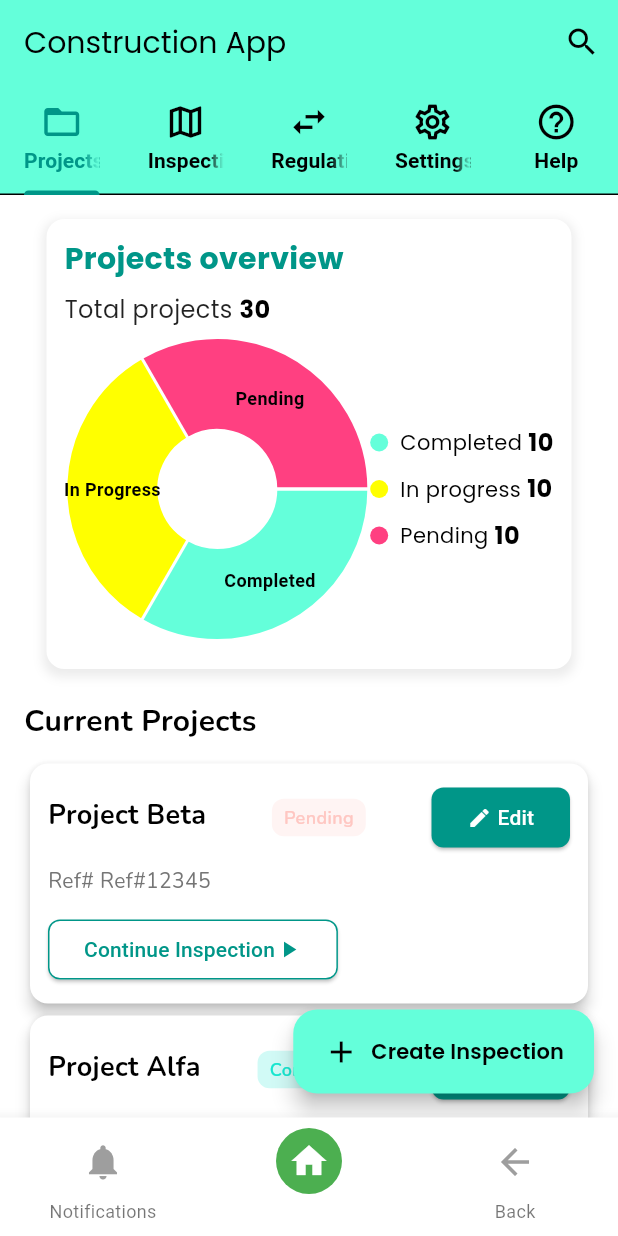
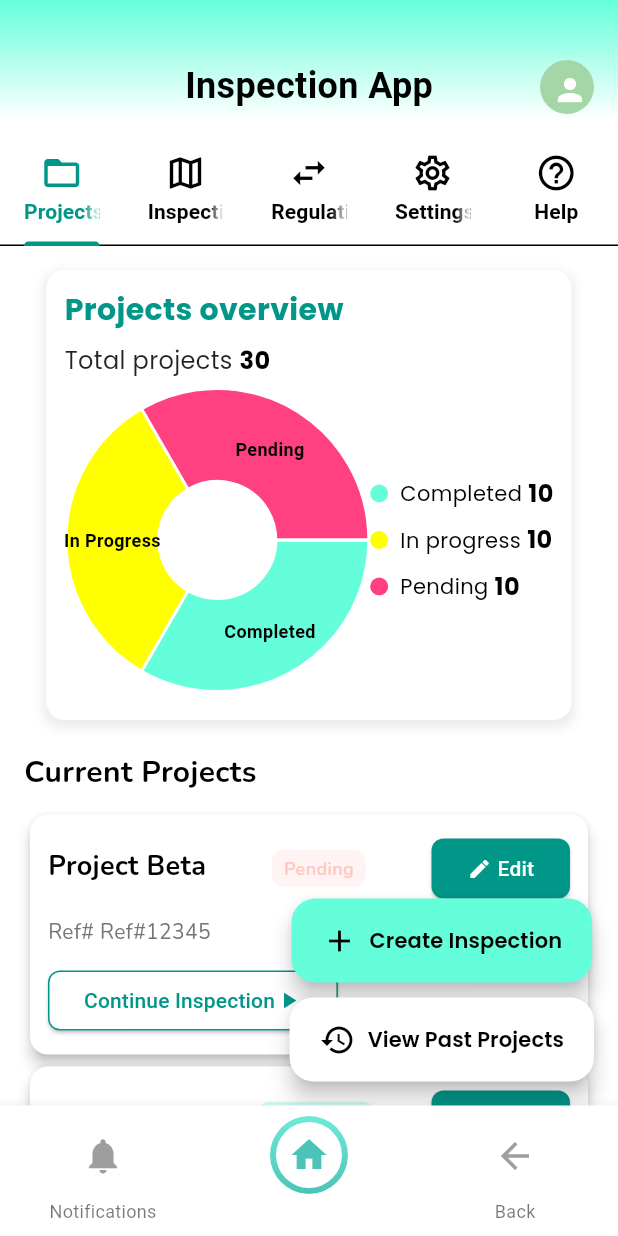
Before and after one commit to shayan5522/ConstructionAppNew, a Flutter app: the screen it shows after launch, on a phone screen of 412 x 824 dp. Run offline on Flutter 3.47's test engine with Material 3 defaults, Android fonts, the phone set to English and light mode, and no system bars; drawn by our look-alikes of fl_chart; our stand-ins replace device_preview, get, google_fonts; Roboto replaces fonts that are missing (Metamorphous).

Commit message:
project_screen_updated

```diff
--- a/lib/Screens/BottomBarScreens/home_screen.dart
+++ b/lib/Screens/BottomBarScreens/home_screen.dart
@@ -1,6 +1,6 @@
 import 'package:constructionapp/Screens/ProjectScreens/project_main_screen.dart';
 import 'package:flutter/material.dart';
-import '../../CustomWidgets/custom_text_widget.dart';
+import 'package:google_fonts/google_fonts.dart';
 
 class HomeScreen extends StatelessWidget {
   const HomeScreen({super.key});
@@ -11,15 +11,53 @@ class HomeScreen extends StatelessWidget {
       length: 5,
       child: Scaffold(
         backgroundColor: Colors.white,
-        appBar: AppBar(
-          backgroundColor: Colors.tealAccent,
-          automaticallyImplyLeading: false,
-          title: const CustomTextWidget(text: 'Construction App',fontSize: 20,),
-          actions: [
-            IconButton(icon: const Icon(Icons.search), onPressed: () {  },),
+        body: Column(
+          children: [
+            Stack(
+              clipBehavior: Clip.none,
+              children: [
+                Container(
+                  height: 80,
+                  decoration: const BoxDecoration(
+                    gradient: LinearGradient(
+                      colors: [Colors.tealAccent, Colors.white],
+                      begin: Alignment.topCenter,
+                      end: Alignment.bottomCenter,
+                    ),
+                  ),
+                ),
+                Positioned(
+                  top: 40,
+                  left: 0,
+                  right: 0,
+                  child: Center(
+                    child: Text(
+                      "Inspection App",
+                      style: GoogleFonts.metamorphous(
+                        fontSize: 24,
+                        fontWeight: FontWeight.bold,
+                        color: Colors.black,
+                      ),
+                    ),
+                  ),
+                ),
+                Positioned(
+                  right: 16,
+                  top: 40,
+                  child: CircleAvatar(
+                    backgroundColor: Colors.green.shade200,
+                    radius: 18,
+                    child:  IconButton(
+                      color: Colors.white,
+                      onPressed: (){ },
+                      icon: const Icon(Icons.person),
+                    ),
+                  ),
+                ),
               ],
-          elevation: 0,
-          bottom: const TabBar(
+            ),
+            const SizedBox(height: 10,),
+            const TabBar(
               indicatorColor: Colors.teal,
               labelColor: Colors.teal,
               unselectedLabelColor: Colors.black,
@@ -47,8 +85,8 @@ class HomeScreen extends StatelessWidget {
                 ),
               ],
             ),
-        ),
-        body: const TabBarView(
+            const Expanded(
+              child: TabBarView(
                 children: [
                   ProjectsScreen(),
                   Center(child: Text("Inspections Tab Content")),
@@ -58,6 +96,9 @@ class HomeScreen extends StatelessWidget {
                 ],
               ),
             ),
+          ],
+        ),
+      ),
     );
   }
 }
--- a/lib/Screens/ProjectScreens/project_main_screen.dart
+++ b/lib/Screens/ProjectScreens/project_main_screen.dart
@@ -55,14 +55,17 @@ class ProjectsScreen extends StatelessWidget {
           ],
         ),
       ),
-      floatingActionButton: FloatingActionButton.extended(
+      floatingActionButton: Column(
+        mainAxisSize: MainAxisSize.min,
+        children: [
+          FloatingActionButton.extended(
             backgroundColor: Colors.tealAccent,
             onPressed: () {
               Get.to(const SurveyPage());
             },
             label: const Row(
               children: [
-            Icon(Icons.add,color: Colors.black,),
+                Icon(Icons.add, color: Colors.black),
                 SizedBox(width: 8),
                 CustomTextWidget(
                   text: 'Create Inspection',
@@ -72,6 +75,26 @@ class ProjectsScreen extends StatelessWidget {
               ],
             ),
           ),
+          const SizedBox(height: 10),
+          FloatingActionButton.extended(
+            backgroundColor: Colors.white,
+            onPressed: () {},
+            label: const Row(
+              children: [
+                Icon(Icons.history, color: Colors.black),
+                SizedBox(width: 8),
+                CustomTextWidget(
+                  text: 'View Past Projects',
+                  fontSize: 14,
+                  fontWeight: FontWeight.w600,
+                  color: Colors.black,
+                ),
+              ],
+            ),
+          ),
+        ],
+      ),
+
     );
   }
 }
--- a/lib/Screens/main_screen.dart
+++ b/lib/Screens/main_screen.dart
@@ -64,14 +64,28 @@ class MainScreen extends StatelessWidget {
     return Container(
       decoration: BoxDecoration(
         shape: BoxShape.circle,
-        color: isSelected ? Colors.green : Colors.transparent,
+        gradient: isSelected
+            ? const LinearGradient(
+          colors: [Color(0xFF6FE9D9), Color(0xFF4CC3B8)],
+          begin: Alignment.topCenter,
+          end: Alignment.bottomCenter,
+        )
+            : null,
       ),
-      padding: const EdgeInsets.all(8),
-      child: Icon(
-        icon,
-        color: isSelected ? Colors.white : Colors.grey,
-        size: 28,
+      padding: const EdgeInsets.all(4),
+      child: Container(
+        padding: const EdgeInsets.all(8),
+        decoration: const BoxDecoration(
+          shape: BoxShape.circle,
+          color: Colors.white,
+        ),
+        child: Icon(
+          icon,
+          color: isSelected ? const Color(0xFF4CC3B8) : Colors.grey,
+          size: 28,
+        ),
       ),
     );
   }
+
 }
--- a/lib/res/images_res.dart
+++ b/lib/res/assets_res.dart
@@ -3,11 +3,9 @@
 
 // ignore_for_file: constant_identifier_names
 // ignore_for_file: lines_longer_than_80_chars
-class ImagesRes {
-  ImagesRes._();
+class AssetsRes {
+  AssetsRes._();
 
   static const String PLUGIN_NAME = 'constructionapp';
   static const String PLUGIN_VERSION = '1.0.0+1';
-  static const String A_DOT_BURR = 'images/a_dot_burr.jpeg';
-  static const String A_DOT_HAM = 'images/a_dot_ham.jpeg';
 }
--- a/pubspec.yaml
+++ b/pubspec.yaml
@@ -67,8 +67,7 @@ flutter:
 
   # To add assets to your application, add an assets section, like this:
   assets:
-    - images/a_dot_burr.jpeg
-    - images/a_dot_ham.jpeg
+    - assets/images/icons/
 
   # An image asset can refer to one or more resolution-specific "variants", see
   # https://flutter.dev/to/resolution-aware-images
```
Also changed, not shown: assets/images/icons/appbar_icon.png (added). Lines whose indentation alone changed are shown as unchanged.
